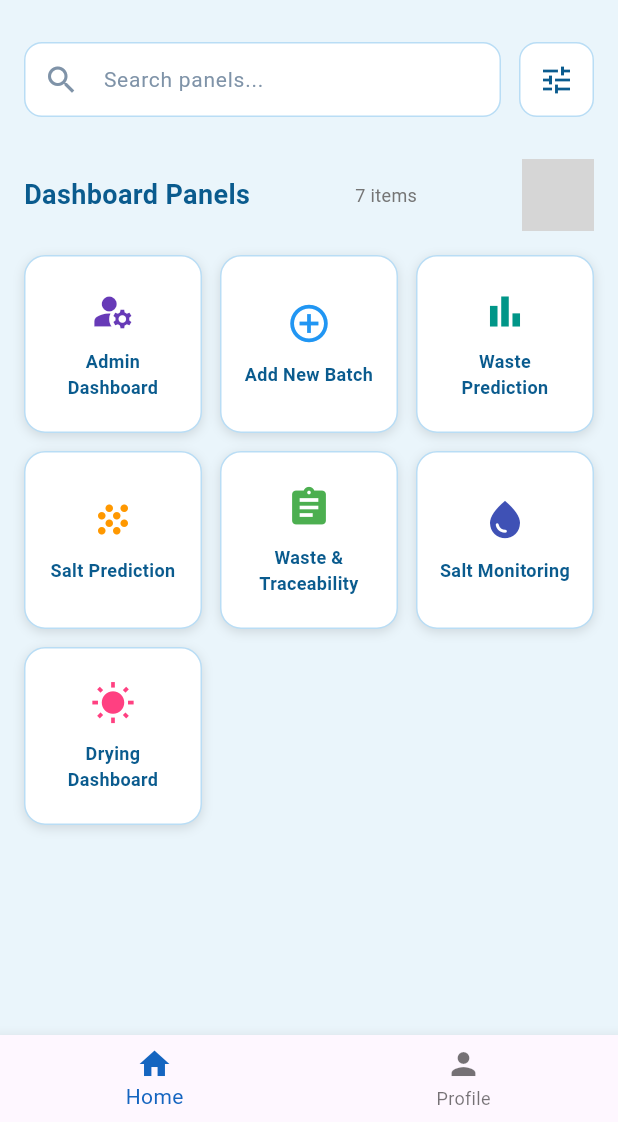
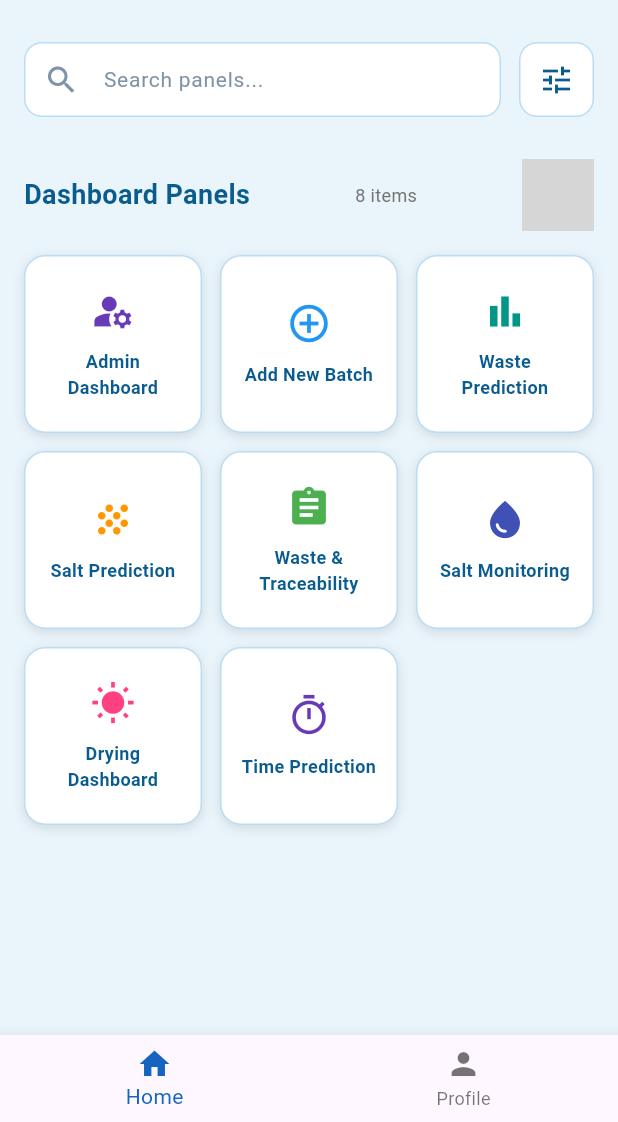
Before and after one commit to Milansanjaya/R26-IT-079-Frontend, a Flutter app: the AdminHomeScreen screen opened directly, on a phone screen of 412 x 824 dp, the part 114-1236 px from its top. Run offline on Flutter 3.47's test engine with Material 3 defaults, Android fonts, the phone set to English and light mode, and no system bars; our stand-ins replace fl_chart, pdf, printing, shared_preferences; accounts and stored records are empty; Roboto replaces fonts that are missing (Poppins); statements that could not run were skipped; grey boxes are pictures that could not be loaded.

Commit message:
Re-add Time Prediction dashboard tile after admin_home_screen rewrite
The admin dashboard was rewritten to a DashboardItem-list pattern in a
recent merge, which dropped the Time Prediction entry point added
earlier. Re-adds it, linking to the batch list -> batch details ->
Time Prediction flow.

```diff
--- a/smart_karawala_mobile/lib/screens/admin/admin_home_screen.dart
+++ b/smart_karawala_mobile/lib/screens/admin/admin_home_screen.dart
@@ -8,6 +8,7 @@ import '../Waste/waste_traceability_screen.dart';
 import '../Salt/salt_prediction_screen.dart';
 import '../Salt/salting_monitoring_screen.dart';
 import '../Drying/drying_dashboard_screen.dart';
+import '../Batch_admin/batch_records_dashboard_screen.dart';
 
 
 import 'admin_profile_screen.dart';
@@ -154,6 +155,20 @@ class _AdminHomeScreenState extends State<AdminHomeScreen> {
             ctx,
             MaterialPageRoute(
               builder: (_) => const DryingDashboardScreen(),
+            ),
+          );
+        },
+      ),
+      DashboardItem(
+        title: 'Time Prediction',
+        category: 'Drying',
+        icon: Icons.timer_outlined,
+        iconColor: Colors.deepPurple,
+        onTap: (ctx) {
+          Navigator.push(
+            ctx,
+            MaterialPageRoute(
+              builder: (_) => const BatchRecordsDashboardScreen(),
             ),
           );
         },
```
